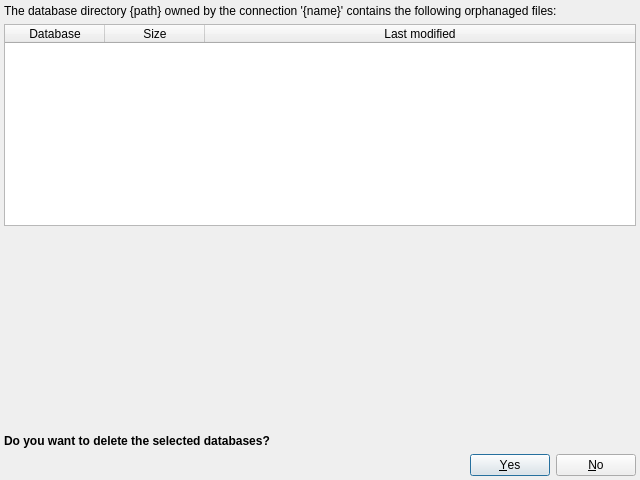
Above: coquery/gui/ui/orphanagedDatabases.ui from gkunter/coquery before the change. Below: the same form after it.
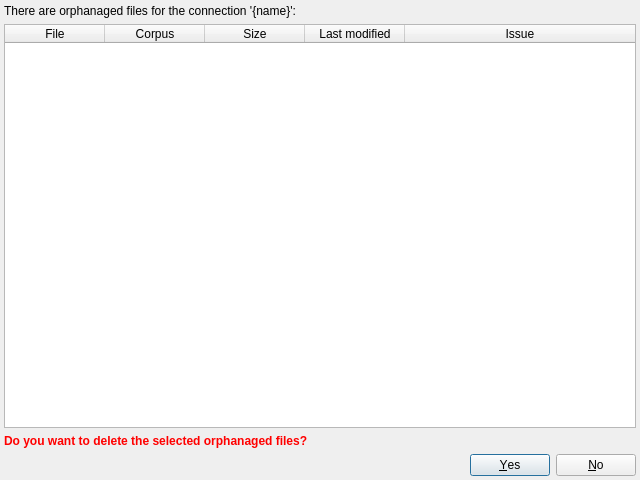
That is the form after the change.

Commit message: Improve detection of orphanaged files

```diff
--- a/coquery/gui/ui/orphanagedDatabases.ui
+++ b/coquery/gui/ui/orphanagedDatabases.ui
@@ -26,7 +26,7 @@
       </sizepolicy>
      </property>
      <property name="text">
-      <string>The database directory {path} owned by the connection '{name}' contains the following orphanaged files:</string>
+      <string>There are orphanaged files for the connection '{name}':</string>
      </property>
      <property name="wordWrap">
       <bool>true</bool>
@@ -51,7 +51,7 @@
       <enum>QAbstractItemView::ScrollPerPixel</enum>
      </property>
      <property name="columnCount">
-      <number>3</number>
+      <number>5</number>
      </property>
      <attribute name="horizontalHeaderHighlightSections">
       <bool>false</bool>
@@ -61,7 +61,12 @@
      </attribute>
      <column>
       <property name="text">
-       <string>Database</string>
+       <string>File</string>
+      </property>
+     </column>
+     <column>
+      <property name="text">
+       <string>Corpus</string>
       </property>
      </column>
      <column>
@@ -74,21 +79,13 @@
        <string>Last modified</string>
       </property>
      </column>
+     <column>
+      <property name="text">
+       <string>Issue</string>
+      </property>
+     </column>
     </widget>
    </item>
-   <item>
-    <spacer name="verticalSpacer">
-     <property name="orientation">
-      <enum>Qt::Vertical</enum>
-     </property>
-     <property name="sizeHint" stdset="0">
-      <size>
-       <width>20</width>
-       <height>0</height>
-      </size>
-     </property>
-    </spacer>
-   </item>
    <item>
     <widget class="QLabel" name="label_3">
      <property name="sizePolicy">
@@ -98,7 +95,7 @@
       </sizepolicy>
      </property>
      <property name="text">
-      <string>&lt;html&gt;&lt;head/&gt;&lt;body&gt;&lt;p&gt;&lt;span style=&quot; font-weight:600; color: 'red';&quot;&gt;Do you want to delete the selected databases?&lt;/span&gt;&lt;/p&gt;&lt;/body&gt;&lt;/html&gt;</string>
+      <string>&lt;html&gt;&lt;head/&gt;&lt;body&gt;&lt;p&gt;&lt;span style=&quot; font-weight:600; color:#ff0000;&quot;&gt;Do you want to delete the selected orphanaged files?&lt;/span&gt;&lt;/p&gt;&lt;/body&gt;&lt;/html&gt;</string>
      </property>
      <property name="wordWrap">
       <bool>true</bool>
```
The commit also changes 2 other files.
